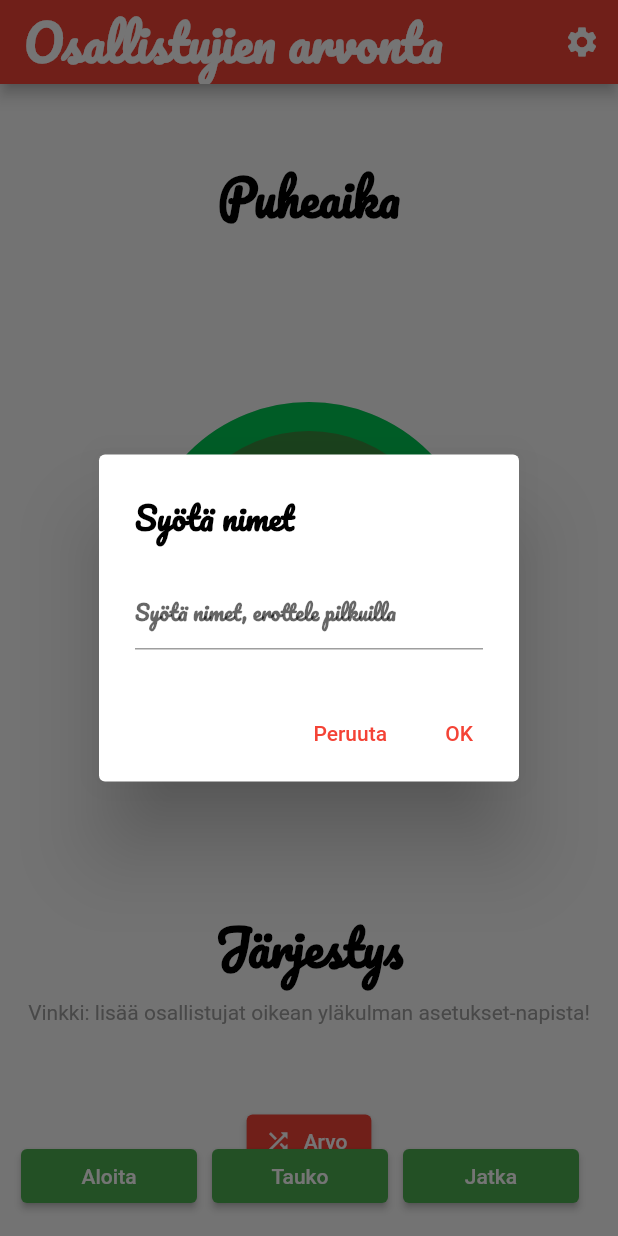
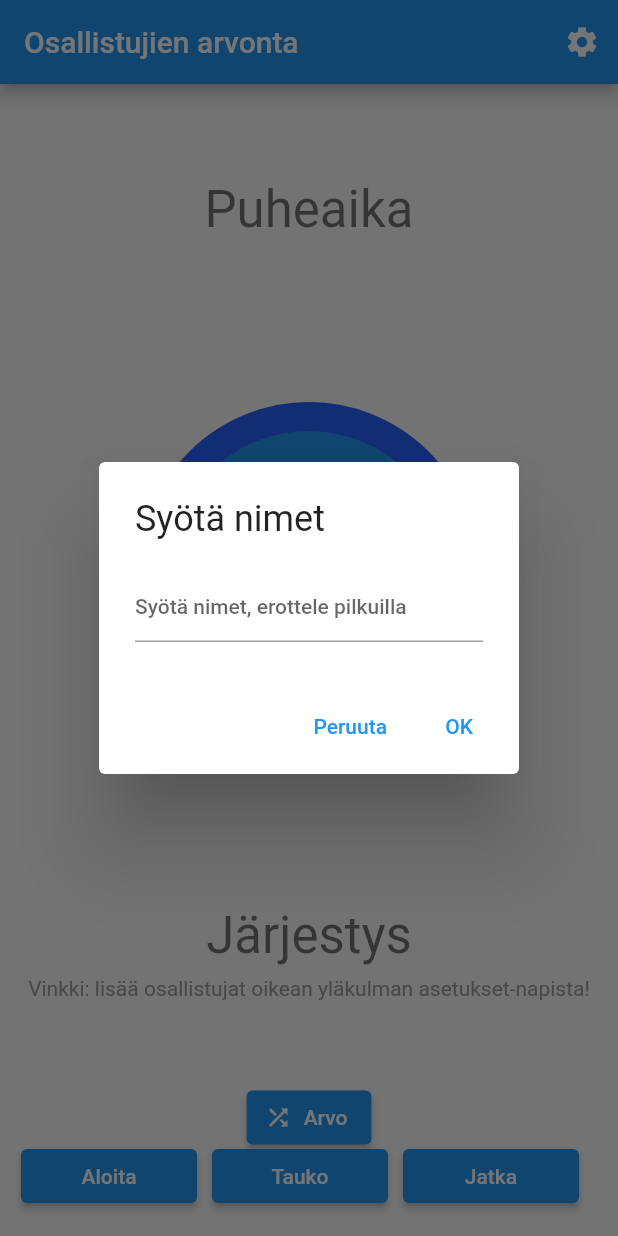
Before and after one commit to areee/flutter_participants_lottery, a Flutter app: the screen it shows after launch, after a tap on the "settings" icon, on a phone screen of 412 x 824 dp. Run offline on Flutter 3.47's test engine with Material 2 defaults, Android fonts, the phone set to English and light mode, and no system bars; drawn by our look-alikes of circular_countdown_timer; our stand-ins replace google_fonts, shared_preferences; missing offline and left inert: emoji_alert.

Commit message:
Add fpl icons & update the app style

```diff
--- a/lib/fpl_theme.dart
+++ b/lib/fpl_theme.dart
@@ -1,5 +1,7 @@
 import 'package:flutter/material.dart';
 import 'package:google_fonts/google_fonts.dart';
+
+// TODO: Update this class
 
 class FplTheme {
   static TextTheme lightTextTheme = TextTheme(
--- a/lib/home_page.dart
+++ b/lib/home_page.dart
@@ -5,7 +5,6 @@ import 'package:circular_countdown_timer/circular_countdown_timer.dart';
 import 'package:shared_preferences/shared_preferences.dart';
 import 'package:emoji_alert/emoji_alert.dart';
 // import 'package:audioplayers/audioplayers.dart'; // Do not use for now (to support also Windows desktop)
-import 'fpl_theme.dart';
 import 'src/countdown_button.dart';
 import 'src/lottery_logic.dart' as lottery;
 import 'src/string_helper.dart' as string_helper;
@@ -81,8 +80,8 @@ class _HomePageState extends State<HomePage> {
           Navigator.pop(context);
         },
         description: Column(
-          children: [
-            Text('Aika loppui', style: FplTheme.darkTextTheme.headline2),
+          children: const [
+            Text('Aika loppui', style: TextStyle(color: Colors.white)),
           ],
         )).displayAlert(context);
   }
@@ -106,7 +105,7 @@ class _HomePageState extends State<HomePage> {
           return AlertDialog(
             title: Text(
               'Syötä nimet',
-              style: Theme.of(context).textTheme.headline2,
+              style: Theme.of(context).textTheme.headline5,
             ),
             content: TextField(
               controller: _textEditingController
@@ -159,7 +158,6 @@ class _HomePageState extends State<HomePage> {
         backgroundColor: Theme.of(context).colorScheme.primary,
         title: Text(
           widget.title,
-          style: FplTheme.darkTextTheme.headline1,
         ),
         actions: [
           IconButton(
@@ -179,7 +177,7 @@ class _HomePageState extends State<HomePage> {
               padding: const EdgeInsets.all(8.0),
               child: Text(
                 'Puheaika',
-                style: Theme.of(context).textTheme.headline1,
+                style: Theme.of(context).textTheme.headline4,
               ),
             ),
             Padding(
@@ -189,12 +187,12 @@ class _HomePageState extends State<HomePage> {
                 height: MediaQuery.of(context).size.height / 2,
                 duration: _duration,
                 initialDuration: 0,
-                fillColor: Colors.greenAccent[700]!,
+                fillColor: Colors.blueAccent[700]!,
                 ringColor: Colors.grey[300]!,
                 controller: _countDownController,
                 ringGradient: null,
                 fillGradient: null,
-                backgroundColor: Colors.green[700],
+                backgroundColor: Colors.blue,
                 backgroundGradient: null,
                 strokeWidth: 20.0,
                 strokeCap: StrokeCap.round,
@@ -202,7 +200,7 @@ class _HomePageState extends State<HomePage> {
                     fontSize: 33.0,
                     color: Colors.white,
                     fontWeight: FontWeight.bold),
-                textFormat: CountdownTextFormat.S,
+                textFormat: CountdownTextFormat.MM_SS,
                 isReverse: true,
                 isReverseAnimation: true,
                 isTimerTextShown: true,
@@ -221,7 +219,7 @@ class _HomePageState extends State<HomePage> {
               padding: const EdgeInsets.all(8.0),
               child: Text(
                 'Järjestys',
-                style: Theme.of(context).textTheme.headline1,
+                style: Theme.of(context).textTheme.headline4,
               ),
             ),
             SizedBox(
--- a/lib/main.dart
+++ b/lib/main.dart
@@ -1,6 +1,6 @@
 import 'package:flutter/material.dart';
+import 'package:google_fonts/google_fonts.dart';
 import 'home_page.dart';
-import 'fpl_theme.dart';
 
 void main() {
   runApp(const FplApp());
@@ -14,8 +14,23 @@ class FplApp extends StatelessWidget {
     return MaterialApp(
       debugShowCheckedModeBanner: false,
       title: 'Osallistujien arvonta',
-      theme: FplTheme.light(),
-      darkTheme: FplTheme.dark(),
+      darkTheme: ThemeData(
+        brightness: Brightness.dark,
+        primarySwatch: Colors.blue,
+        textTheme: GoogleFonts.fredokaOneTextTheme(
+          Theme.of(context).textTheme.apply(
+                bodyColor: Colors.white,
+                displayColor: Colors.white,
+              ),
+        ),
+      ),
+      theme: ThemeData(
+        brightness: Brightness.light,
+        primarySwatch: Colors.blue,
+        textTheme: GoogleFonts.fredokaOneTextTheme(
+          Theme.of(context).textTheme,
+        ),
+      ),
       home: const HomePage(title: 'Osallistujien arvonta'),
     );
   }
--- a/lib/src/countdown_button.dart
+++ b/lib/src/countdown_button.dart
@@ -17,7 +17,7 @@ class CountdownButton extends StatelessWidget {
             ),
             onPressed: onPressed,
             style: ElevatedButton.styleFrom(
-              primary: Colors.green,
+              primary: Colors.blue,
               onPrimary: Colors.white,
             )));
   }
```
Also changed, not shown: 6 other files.
